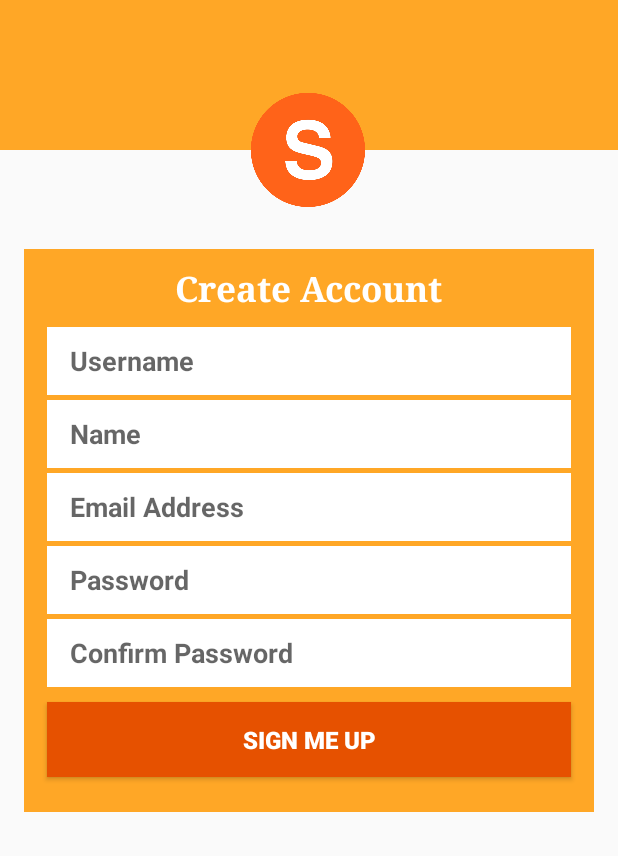
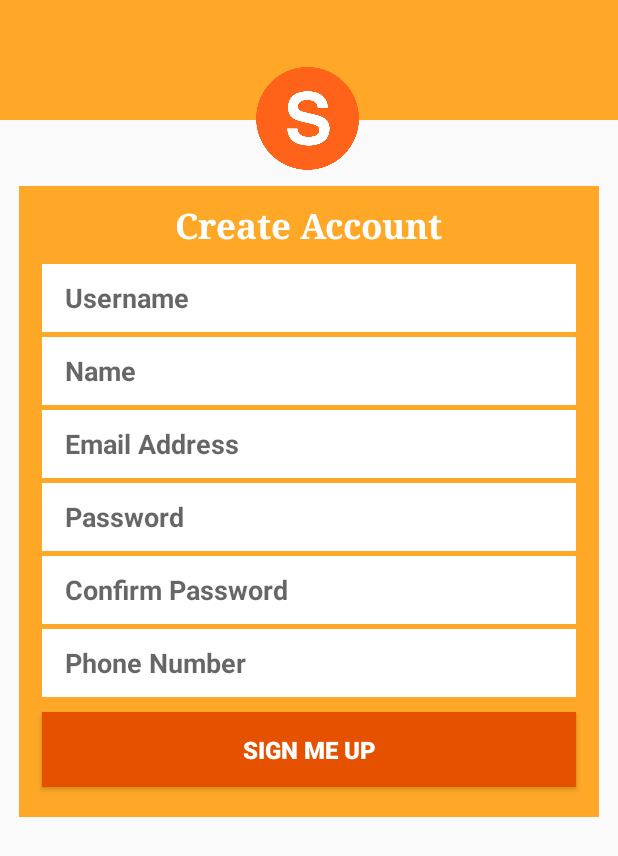
Before and after one commit to Noirtechy/Squady, an Android app: the SquadyRegister screen opened directly, with no data from a screen before it, on a phone screen of 412 x 824 dp. Shown: the top 856 px of the screen. Run offline under Robolectric (Android 15) with nearby library versions, the phone set to English and light mode, and no system bars; our stand-ins replace Firebase (no records; nobody signed in at launch, a user with empty details on screens opened directly).

Commit message:
Squady Firebase User Registration

```diff
--- a/app/build.gradle
+++ b/app/build.gradle
@@ -20,10 +20,15 @@ android {
 
 dependencies {
     implementation fileTree(dir: 'libs', include: ['*.jar'])
+    //noinspection GradleCompatible
     implementation 'com.android.support:appcompat-v7:26.1.0'
     implementation 'com.android.support.constraint:constraint-layout:1.0.2'
     testImplementation 'junit:junit:4.12'
     androidTestImplementation 'com.android.support.test:runner:1.0.1'
     androidTestImplementation 'com.android.support.test.espresso:espresso-core:3.0.1'
     implementation 'com.android.support:design:26.1.0'
+    implementation 'com.google.firebase:firebase-auth:11.8.0'
+    implementation 'com.google.firebase:firebase-database:11.8.0'
 }
+
+apply plugin: 'com.google.gms.google-services'
--- a/app/src/main/AndroidManifest.xml
+++ b/app/src/main/AndroidManifest.xml
@@ -1,6 +1,8 @@
 <?xml version="1.0" encoding="utf-8"?>
 <manifest xmlns:android="http://schemas.android.com/apk/res/android"
     package="ca.squady">
+
+    <uses-permission android:name="android.permission.INTERNET" />
 
     <application
         android:allowBackup="true"
--- a/app/src/main/java/ca/squady/SquadyRegister.java
+++ b/app/src/main/java/ca/squady/SquadyRegister.java
@@ -1,15 +1,146 @@
 package ca.squady;
 
+import android.app.ProgressDialog;
+import android.content.DialogInterface;
+import android.content.Intent;
+import android.support.annotation.NonNull;
 import android.support.v7.app.AppCompatActivity;
 import android.os.Bundle;
-import android.view.Window;
+import android.text.TextUtils;
+import android.view.View;
+import android.widget.Button;
+import android.widget.EditText;
+import android.widget.Toast;
+
+import com.google.android.gms.tasks.OnCompleteListener;
+import com.google.android.gms.tasks.Task;
+import com.google.firebase.auth.AuthResult;
+import com.google.firebase.auth.FirebaseAuth;
+import com.google.firebase.auth.FirebaseUser;
+import com.google.firebase.database.DatabaseReference;
+import com.google.firebase.database.FirebaseDatabase;
 
 public class SquadyRegister extends AppCompatActivity
 {
+    //Define firebaseauth object
+    EditText registerUsername, registerName, registerEmail, registerPassword, confirmPassword, registerPhoneNumber;
+    String username, name, email, password, confirmpassword, phonenumber;
+    Button buttonSignup;
+    ProgressDialog progressDialog;
+
+    private FirebaseAuth firebaseAuth;
+    private DatabaseReference firebaseDatabase;
+
     @Override
     protected void onCreate(Bundle savedInstanceState)
     {
         super.onCreate(savedInstanceState);
         setContentView(R.layout.squady_register);
+
+        firebaseAuth = FirebaseAuth.getInstance();
+        firebaseDatabase = FirebaseDatabase.getInstance().getReference();
+
+        //initializing views
+        registerUsername = (EditText) findViewById(R.id.registerUsername);
+        registerName = (EditText) findViewById(R.id.registerName);
+        registerEmail = (EditText) findViewById(R.id.registerEmail);
+        registerPassword = (EditText) findViewById(R.id.registerPassword);
+        confirmPassword = (EditText) findViewById(R.id.confirmPassword);
+        registerPhoneNumber = (EditText) findViewById(R.id.phoneNumber);
+
+        buttonSignup = (Button) findViewById(R.id.buttonSignup);
+        progressDialog = new ProgressDialog(this);
+
+        //attaching listener to button
+        //buttonSignup.setOnClickListener(this);
+    }
+
+    public void registerUser(View view)
+    {
+        //getting email and password from edit texts
+        username = registerUsername.getText().toString().trim();
+        name  = registerName.getText().toString().trim();
+        email = registerEmail.getText().toString().trim();
+        password  = registerPassword.getText().toString().trim();
+        confirmpassword = confirmPassword.getText().toString().trim();
+        phonenumber = registerPhoneNumber.getText().toString().trim();
+
+        //checking if email and passwords are empty
+        if(TextUtils.isEmpty(username))
+        {
+            messageAlertDialog("Username is required");
+            return;
+        }
+
+        if(TextUtils.isEmpty(name))
+        {
+            messageAlertDialog("Name is required");
+            return;
+        }
+
+        if(TextUtils.isEmpty(email))
+        {
+            messageAlertDialog("Email is required");
+            return;
+        }
+
+        if(TextUtils.isEmpty(password))
+        {
+            messageAlertDialog("Password is required");
+            return;
+        }
+
+        if(TextUtils.isEmpty(confirmpassword))
+        {
+            messageAlertDialog("Please confirm your password");
+            return;
+        }
+
+        //if the email and password are not empty, display a progress dialog
+        progressDialog.setMessage("Registering Please Wait...");
+        progressDialog.show();
+
+        //creating a new user
+        firebaseAuth.createUserWithEmailAndPassword(email, password)
+        .addOnCompleteListener(this, new OnCompleteListener<AuthResult>()
+        {
+            @Override
+            public void onComplete(@NonNull Task<AuthResult> task)
+            {
+                //checking if success
+                if(task.isSuccessful())
+                {
+                    UserInformation userObject = new UserInformation(username, name, email, phonenumber);
+                    FirebaseUser user = firebaseAuth.getCurrentUser();
+                    firebaseDatabase.child(user.getUid()).setValue(userObject);
+                    messageAlertDialog("Successfully Registered!");
+
+                    Intent intent = new Intent(SquadyRegister.this, SquadyViewProfile.class);
+                    startActivity(intent);
+                }
+                else
+                {
+                    //display some message here
+                    Toast.makeText(SquadyRegister.this,"Registration Error",Toast.LENGTH_LONG).show();
+                }
+                progressDialog.dismiss();
+            }
+        });
+    }
+
+    public void messageAlertDialog (String message)
+    {
+        android.support.v7.app.AlertDialog.Builder builder = new android.support.v7.app.AlertDialog.Builder(this);
+        builder.setMessage(message);
+        builder.setCancelable(false);
+        builder.setPositiveButton("OK", new DialogInterface.OnClickListener()
+        {
+            public void onClick(DialogInterface dialog, int which)
+            {
+                dialog.dismiss();
+            }
+        });
+        android.support.v7.app.AlertDialog alert = builder.create();
+        alert.show();
     }
 }
--- a/app/src/main/res/layout/squady_register.xml
+++ b/app/src/main/res/layout/squady_register.xml
@@ -17,20 +17,21 @@
         tools:context="ca.squady.SquadyRegister">
 
         <include
+            android:id="@+id/include"
+            layout="@layout/loginscreenlogoarea"
             android:layout_width="match_parent"
-            android:layout_height="100dp"
-            layout="@layout/loginscreenlogoarea"
-            android:id="@+id/include" />
+            android:layout_height="80dp"
+            android:layout_alignParentStart="true"
+            android:layout_alignParentTop="true" />
 
 
         <ImageView
             android:id="@+id/imageView"
-            android:layout_width="100dp"
-            android:layout_height="100dp"
-            android:layout_marginTop="50dp"
-            android:layout_centerVertical="true"
+            android:layout_width="90dp"
+            android:layout_height="90dp"
             android:layout_alignParentTop="true"
             android:layout_centerHorizontal="true"
+            android:layout_marginTop="34dp"
             android:src="@drawable/squadylogo" />
 
 
@@ -38,7 +39,9 @@
             android:layout_width="wrap_content"
             android:layout_height="wrap_content"
             android:layout_below="@+id/imageView"
-            android:layout_margin="16dp"
+            android:layout_marginLeft="25dp"
+            android:layout_marginBottom="15dp"
+            android:layout_centerHorizontal="true"
             android:background="@color/mainColor">
 
             <TextView
@@ -54,7 +57,7 @@
                 android:typeface="serif" />
 
             <EditText
-                android:id="@+id/editText"
+                android:id="@+id/registerUsername"
                 android:layout_width="match_parent"
                 android:layout_height="45dp"
                 android:layout_alignParentEnd="true"
@@ -67,14 +70,14 @@
                 android:hint="@string/username"
                 android:inputType="textPersonName"
                 android:paddingStart="15dp"
-                android:textColor="@color/textColor"
+                android:textColor="@color/darkText"
                 android:textStyle="bold" />
 
             <EditText
-                android:id="@+id/editText2"
+                android:id="@+id/registerName"
                 android:layout_width="match_parent"
                 android:layout_height="45dp"
-                android:layout_below="@+id/editText"
+                android:layout_below="@+id/registerUsername"
                 android:layout_centerHorizontal="true"
                 android:layout_marginEnd="15dp"
                 android:layout_marginStart="15dp"
@@ -84,15 +87,15 @@
                 android:hint="@string/name"
                 android:inputType="textPersonName"
                 android:paddingStart="15dp"
-                android:textColor="@color/textColor"
+                android:textColor="@color/darkText"
                 android:textStyle="bold" />
 
             <EditText
-                android:id="@+id/editText3"
+                android:id="@+id/registerEmail"
                 android:layout_width="match_parent"
                 android:layout_height="45dp"
                 android:layout_alignParentStart="true"
-                android:layout_below="@+id/editText2"
+                android:layout_below="@+id/registerName"
                 android:layout_marginEnd="15dp"
                 android:layout_marginStart="15dp"
                 android:layout_marginTop="3dp"
@@ -101,15 +104,15 @@
                 android:hint="@string/email"
                 android:inputType="textPersonName"
                 android:paddingStart="15dp"
-                android:textColor="@color/textColor"
+                android:textColor="@color/darkText"
                 android:textStyle="bold" />
 
             <EditText
-                android:id="@+id/editText4"
+                android:id="@+id/registerPassword"
                 android:layout_width="match_parent"
                 android:layout_height="45dp"
                 android:layout_alignParentStart="true"
-                android:layout_below="@+id/editText3"
+                android:layout_below="@+id/registerEmail"
                 android:layout_marginEnd="15dp"
                 android:layout_marginStart="15dp"
                 android:layout_marginTop="3dp"
@@ -118,15 +121,15 @@
                 android:hint="@string/password"
                 android:inputType="textPersonName"
                 android:paddingStart="15dp"
-                android:textColor="@color/textColor"
+                android:textColor="@color/darkText"
                 android:textStyle="bold" />
 
             <EditText
-                android:id="@+id/editText5"
+                android:id="@+id/confirmPassword"
                 android:layout_width="match_parent"
                 android:layout_height="45dp"
                 android:layout_alignParentStart="true"
-                android:layout_below="@+id/editText4"
+                android:layout_below="@+id/registerPassword"
                 android:layout_marginEnd="15dp"
                 android:layout_marginStart="15dp"
                 android:layout_marginTop="3dp"
@@ -135,24 +138,42 @@
                 android:hint="@string/confirmpassword"
                 android:inputType="textPersonName"
                 android:paddingStart="15dp"
-                android:textColor="@color/textColor"
+                android:textColor="@color/darkText"
+                android:textStyle="bold" />
+
+            <EditText
+                android:id="@+id/phoneNumber"
+                android:layout_width="match_parent"
+                android:layout_height="45dp"
+                android:layout_alignParentStart="true"
+                android:layout_below="@+id/confirmPassword"
+                android:layout_marginEnd="15dp"
+                android:layout_marginStart="15dp"
+                android:layout_marginTop="3dp"
+                android:background="@color/textColor"
+                android:ems="10"
+                android:hint="@string/phoneno"
+                android:inputType="textPersonName"
+                android:paddingStart="15dp"
+                android:textColor="@color/darkText"
                 android:textStyle="bold" />
 
             <Button
-                android:id="@+id/button"
+                android:id="@+id/buttonSignup"
                 android:layout_width="match_parent"
                 android:layout_height="50dp"
                 android:layout_alignParentEnd="true"
-                android:layout_below="@+id/editText5"
+                android:layout_below="@+id/phoneNumber"
+                android:layout_marginBottom="20dp"
                 android:layout_marginEnd="15dp"
                 android:layout_marginStart="15dp"
                 android:layout_marginTop="10dp"
-                android:layout_marginBottom="23dp"
                 android:background="@color/colorPrimary"
+                android:onClick="registerUser"
                 android:text="@string/signup"
                 android:textColor="@color/textColor"
                 android:textSize="16sp"
-                android:textStyle="bold"/>
+                android:textStyle="bold" />
 
         </RelativeLayout>
 
--- a/app/src/main/res/values/colors.xml
+++ b/app/src/main/res/values/colors.xml
@@ -7,5 +7,5 @@
     <color name="holderColor">#E0E0E0</color>
     <color name="mainColor">#FFA726</color>
     <color name="textColor">#FFFFFF</color>
-
+    <color name="darkText">#000000</color>
 </resources>
--- a/app/src/main/res/values/strings.xml
+++ b/app/src/main/res/values/strings.xml
@@ -9,6 +9,7 @@
     <string name="header">Create Account</string>
     <string name="username">Username</string>
     <string name="name">Name</string>
+    <string name="phoneno">Phone Number</string>
     <string name="confirmpassword">Confirm Password</string>
     <string name="signup">Sign Me Up</string>
 
--- a/build.gradle
+++ b/build.gradle
@@ -8,7 +8,7 @@ buildscript {
     }
     dependencies {
         classpath 'com.android.tools.build:gradle:3.0.1'
-
+        classpath 'com.google.gms:google-services:3.1.0'
 
         // NOTE: Do not place your application dependencies here; they belong
         // in the individual module build.gradle files
```
Also changed, not shown: app/src/main/java/ca/squady/SquadyLogin.java (+5 -5 lines), app/src/main/java/ca/squady/UserInformation.java (added, +39 -0 lines), 1 other file.
